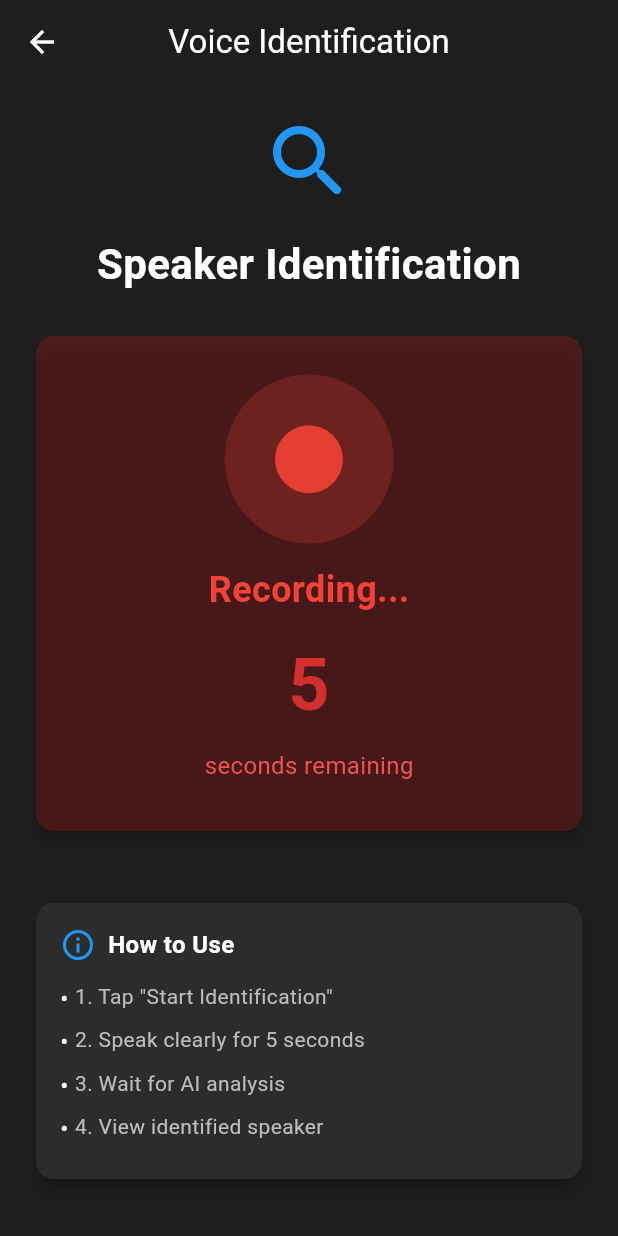
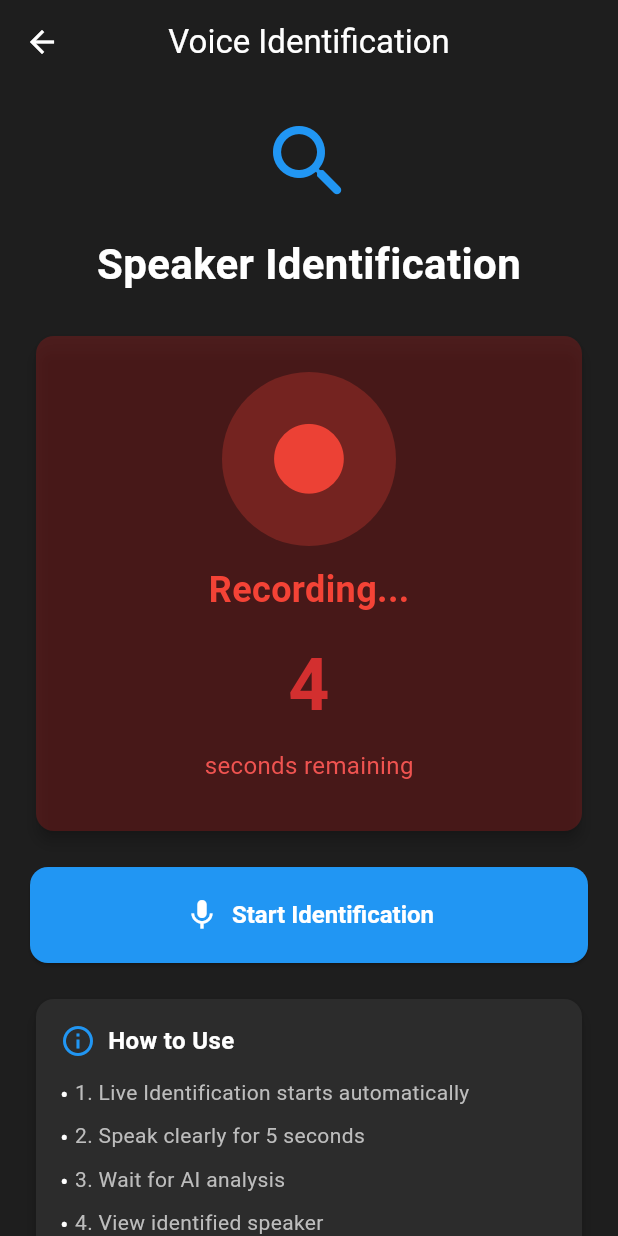
Before and after one commit to Jithmi01/Final-Year-Research-Project, a Flutter app: the VoiceIdentificationScreen screen opened directly, after a tap on "Start Identification", on a phone screen of 412 x 824 dp. Run offline on Flutter 3.47's test engine with Material 3 defaults, Android fonts, the phone set to English and light mode, and no system bars; our stand-ins replace camera, fl_chart, flutter_tts, image_picker, permission_handler, speech_to_text; missing offline and left inert: record.

Commit message:
update face & voice screens

```diff
--- a/frontend/lib/screens/face_detection/voice_identification_screen.dart
+++ b/frontend/lib/screens/face_detection/voice_identification_screen.dart
@@ -40,7 +40,13 @@ class _VoiceIdentificationScreenState extends State<VoiceIdentificationScreen>
     await _tts.setLanguage("en-US");
     await _tts.setSpeechRate(0.5);
     await _tts.setVolume(1.0);
-    _speak("Voice identification. Tap the microphone to identify a speaker.");
+    _speak("Voice identification start.");
+
+    // Auto-start voice identification after TTS message
+    await Future.delayed(const Duration(milliseconds: 500));
+    if (mounted) {
+      _startIdentification();
+    }
   }
 
   Future<void> _speak(String text) async {
@@ -120,7 +126,7 @@ class _VoiceIdentificationScreenState extends State<VoiceIdentificationScreen>
           final name = identResult['name'] ?? 'Unknown';
           final confidence = identResult['confidence'] ?? 0.0;
 
-          await _speak("$name identified with $confidence percent confidence");
+          await _speak("$name identified");
         } else {
           _showMessage(result['error'] ?? 'Identification failed', isError: true);
           await _speak("Identification failed");
@@ -205,7 +211,6 @@ class _VoiceIdentificationScreenState extends State<VoiceIdentificationScreen>
 
               const SizedBox(height: 20),
 
-              if (!_isRecording && !_isIdentifying)
               ElevatedButton.icon(
                 onPressed: _startIdentification,
                 icon: const Icon(Icons.mic, size: 24),
@@ -540,7 +545,7 @@ class _VoiceIdentificationScreenState extends State<VoiceIdentificationScreen>
               ],
             ),
             const SizedBox(height: 12),
-            _buildInstruction('1. Tap "Start Identification"'),
+            _buildInstruction('1. Live Identification starts automatically'),
             _buildInstruction('2. Speak clearly for $_recordDuration seconds'),
             _buildInstruction('3. Wait for AI analysis'),
             _buildInstruction('4. View identified speaker'),
```
Also changed, not shown: frontend/lib/screens/face_detection/live_face_detection_screen.dart (+18 -5 lines). Lines whose indentation alone changed are shown as unchanged.
